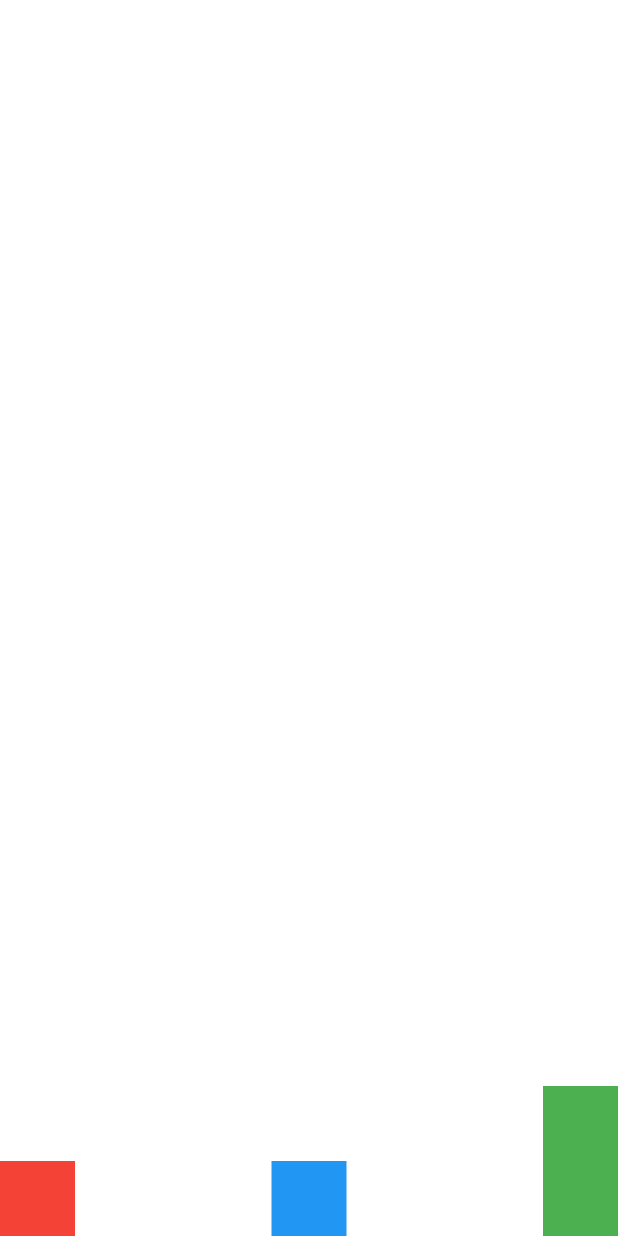
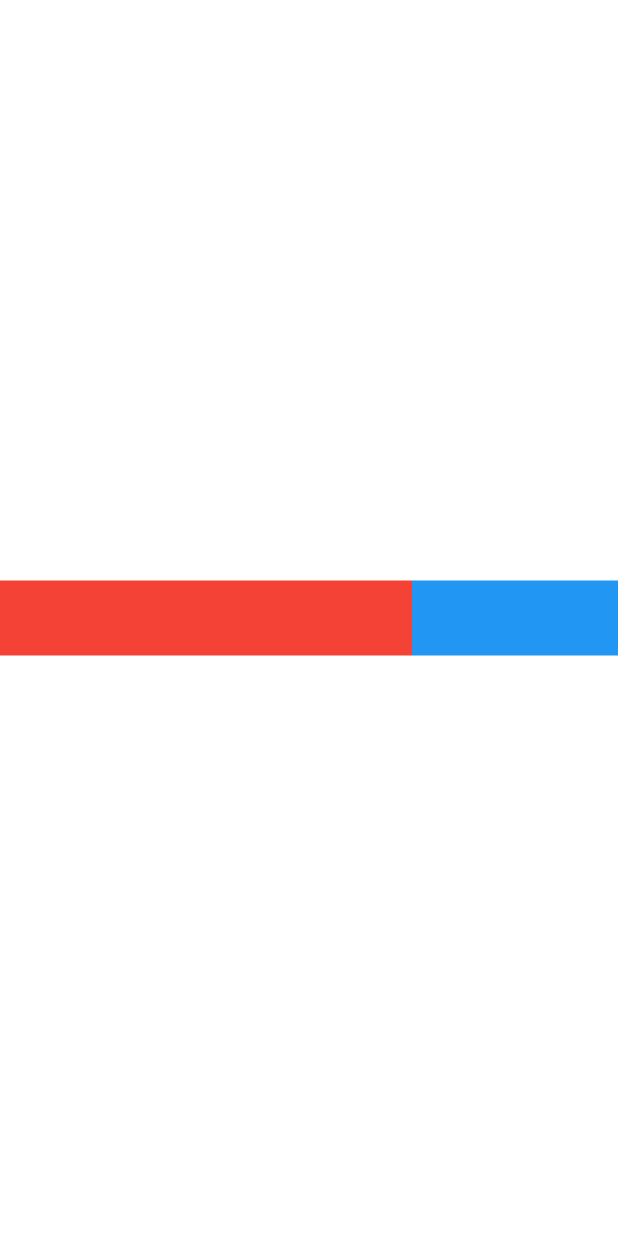
Before and after one commit to AgustinaGF/facebookFlutter, a Flutter app: the screen it shows after launch, on a phone screen of 412 x 824 dp. Run offline on Flutter 3.47's test engine with Material 2 defaults, Android fonts, the phone set to English and light mode, and no system bars.

Commit message:
expanded with row

```diff
--- a/lib/widgets/row.dart
+++ b/lib/widgets/row.dart
@@ -10,23 +10,23 @@ class MyRow extends StatelessWidget{
       // el widget Row nos permite posicionar los elementos uno al lado del otro
         child: Row(
           mainAxisAlignment: MainAxisAlignment.spaceBetween,
-          crossAxisAlignment: CrossAxisAlignment.end,
+          crossAxisAlignment: CrossAxisAlignment.center,
           children:[
-            Container(
+            Expanded(
+              flex: 2,
+              child: Container(
                 width: 50,
                 height: 50,
                 color: Colors.red
                       ),
-          Container(
+            ),
+          Expanded(
+            child: Container(
                 width: 50,
                 height: 50,
                 color: Colors.blue
             ),
-          Container(
-              width: 50,
-              height: 100,
-              color: Colors.green
-          )
+          ),
           ],
           ),
       );
```
Lines whose indentation alone changed are shown as unchanged.
